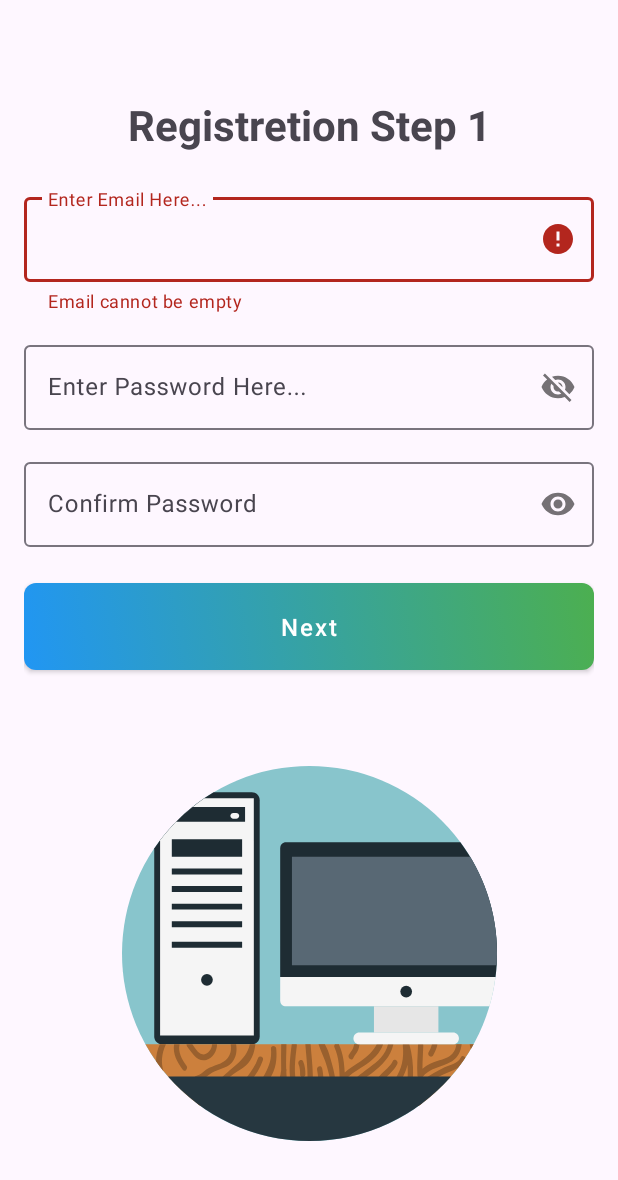
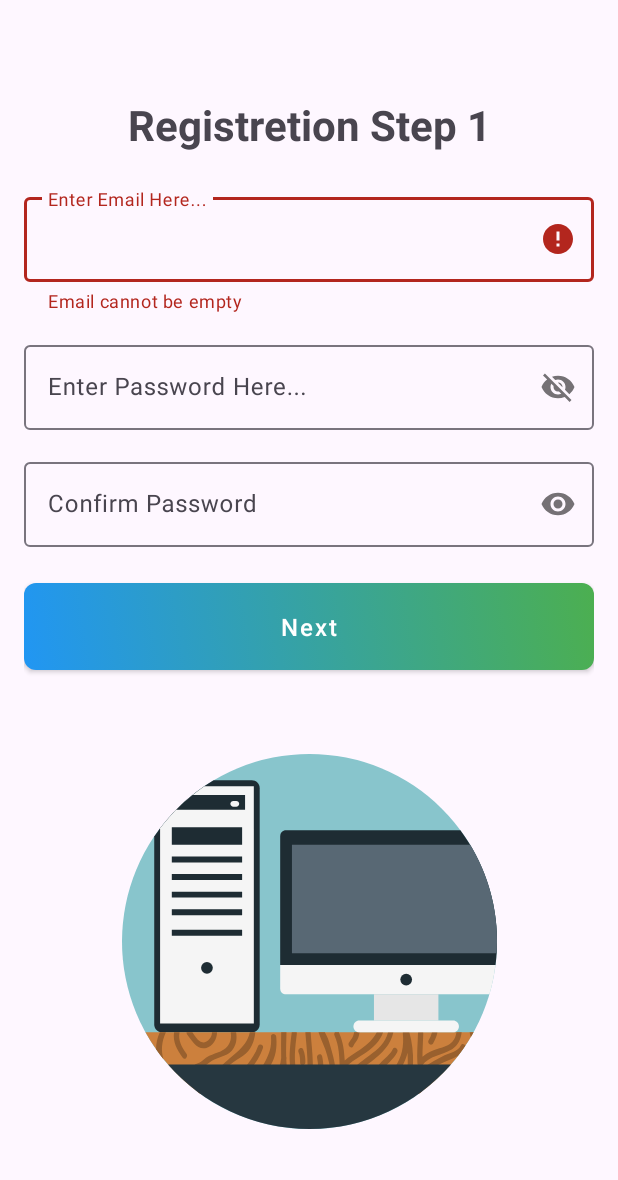
Before and after one commit to c-madalin/MarketPlace, an Android app: the fragment Register1Fragment placed in its activity, after a tap on "Next", on a phone screen of 412 x 824 dp. Shown: the top 1180 px of the screen. Run offline under Robolectric (Android 15) with nearby library versions, the phone set to English and light mode, and no system bars; our stand-ins replace Room's generated code; 1 other tap on this screen came first.

```diff
--- a/app/src/main/AndroidManifest.xml
+++ b/app/src/main/AndroidManifest.xml
@@ -6,9 +6,9 @@
         android:allowBackup="true"
         android:dataExtractionRules="@xml/data_extraction_rules"
         android:fullBackupContent="@xml/backup_rules"
-        android:icon="@mipmap/ic_launcher"
+        android:icon="@drawable/desktop_computer_svgrepo_com"
         android:label="@string/app_name"
-        android:roundIcon="@mipmap/ic_launcher_round"
+        android:roundIcon="@drawable/desktop_computer_svgrepo_com"
         android:supportsRtl="true"
         android:theme="@style/Theme.ReUseIT"
         tools:targetApi="31">
--- a/app/src/main/java/com/example/reuseit/LoginAndRegistration/Register1Fragment.kt
+++ b/app/src/main/java/com/example/reuseit/LoginAndRegistration/Register1Fragment.kt
@@ -8,14 +8,17 @@ import android.view.ViewGroup
 import android.widget.Button
 import android.widget.TextView
 import androidx.activity.addCallback
+import androidx.lifecycle.lifecycleScope
 import androidx.navigation.findNavController
 import androidx.navigation.fragment.findNavController
 import com.example.reuseit.Application.Global.CurrentUser
 import com.example.reuseit.Application.Utils.ValidationUtils
+import com.example.reuseit.DatabaseInstance
 import com.example.reuseit.R
 import com.google.android.material.snackbar.Snackbar
 import com.google.android.material.textfield.TextInputEditText
 import com.google.android.material.textfield.TextInputLayout
+import kotlinx.coroutines.launch
 
 // TODO: Rename parameter arguments, choose names that match
 // the fragment initialization parameters, e.g. ARG_ITEM_NUMBER
@@ -90,6 +93,10 @@ class Register1Fragment : Fragment() {
             passwordLayout.error = null
             confirmPasswordLayout.error = null
 
+            viewLifecycleOwner.lifecycleScope.launch {
+                val userExists =
+                    DatabaseInstance.Access.userDAO().CheckIfUserExists(email) != null
+
                 when {
                     email.isEmpty() -> {
                         emailLayout.error = "Email cannot be empty"
@@ -97,6 +104,10 @@ class Register1Fragment : Fragment() {
                     }
                     !ValidationUtils.isValidEmail(email) -> {
                         emailLayout.error = "Please enter a valid email address"
+                        emailEditText.requestFocus()
+                    }
+                    userExists -> {
+                        emailLayout.error = "There is already a user with that email address"
                         emailEditText.requestFocus()
                     }
                     password.isEmpty() -> {
@@ -124,6 +135,8 @@ class Register1Fragment : Fragment() {
                 }
             }
         }
+    }
+
 
     private fun setupBackButton() {
         requireActivity().onBackPressedDispatcher.addCallback(viewLifecycleOwner) {
--- a/app/src/main/res/layout/fragment_login.xml
+++ b/app/src/main/res/layout/fragment_login.xml
@@ -96,10 +96,11 @@
         android:id="@+id/bottomSvgImage"
         android:layout_width="250dp"
         android:layout_height="250dp"
-        android:layout_marginTop="64dp"
         android:contentDescription="@string/dad"
         android:src="@drawable/desktop_computer_svgrepo_com"
+        app:layout_constraintBottom_toBottomOf="parent"
         app:layout_constraintEnd_toEndOf="parent"
+        app:layout_constraintHorizontal_bias="0.496"
         app:layout_constraintStart_toStartOf="parent"
         app:layout_constraintTop_toBottomOf="@+id/goToR1" />
 
--- a/app/src/main/res/layout/fragment_register1.xml
+++ b/app/src/main/res/layout/fragment_register1.xml
@@ -104,9 +104,9 @@
         android:id="@+id/bottomSvgImage"
         android:layout_width="250dp"
         android:layout_height="250dp"
-        android:layout_marginTop="64dp"
         android:contentDescription="@string/dad"
         android:src="@drawable/desktop_computer_svgrepo_com"
+        app:layout_constraintBottom_toBottomOf="parent"
         app:layout_constraintEnd_toEndOf="parent"
         app:layout_constraintStart_toStartOf="parent"
         app:layout_constraintTop_toBottomOf="@+id/Reg1Next" />
--- a/app/src/main/res/layout/fragment_register2.xml
+++ b/app/src/main/res/layout/fragment_register2.xml
@@ -87,6 +87,7 @@
         android:layout_marginTop="64dp"
         android:contentDescription="@string/dad"
         android:src="@drawable/desktop_computer_svgrepo_com"
+        app:layout_constraintBottom_toBottomOf="parent"
         app:layout_constraintEnd_toEndOf="parent"
         app:layout_constraintStart_toStartOf="parent"
         app:layout_constraintTop_toBottomOf="@+id/doRegister" />
```
Lines whose indentation alone changed are shown as unchanged.
